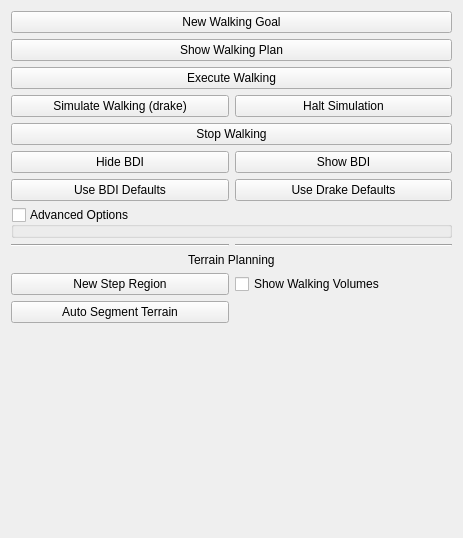
First picture: the form in software/ddapp/src/app/ddFootsteps.ui, repository openhumanoids/oh-distro, before the edit.
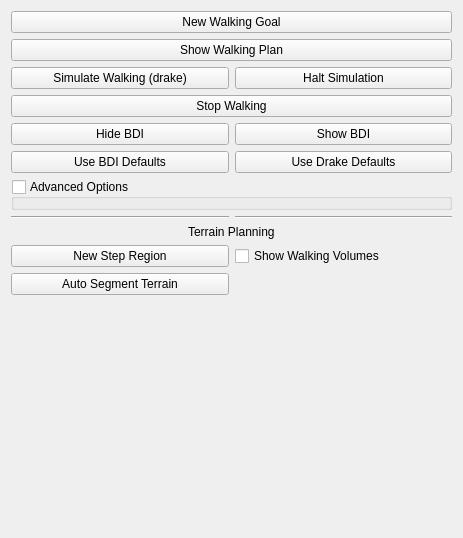
Second picture: the form after the edit.

Commit message: delete redundant "execute walking" button

Patch:
```diff
--- a/software/ddapp/src/app/ddFootsteps.ui
+++ b/software/ddapp/src/app/ddFootsteps.ui
@@ -21,7 +21,7 @@
      </property>
     </widget>
    </item>
-   <item row="7" column="1">
+   <item row="6" column="1">
     <widget class="QPushButton" name="showBDIButton">
      <property name="text">
       <string>Show BDI</string>
@@ -35,21 +35,21 @@
      </property>
     </widget>
    </item>
-   <item row="15" column="1">
+   <item row="14" column="1">
     <widget class="QCheckBox" name="showWalkingVolumesCheck">
      <property name="text">
       <string>Show Walking Volumes</string>
      </property>
     </widget>
    </item>
-   <item row="7" column="0">
+   <item row="6" column="0">
     <widget class="QPushButton" name="hideBDIButton">
      <property name="text">
       <string>Hide BDI</string>
      </property>
     </widget>
    </item>
-   <item row="17" column="0" colspan="2">
+   <item row="16" column="0" colspan="2">
     <spacer name="verticalSpacer">
      <property name="orientation">
       <enum>Qt::Vertical</enum>
@@ -62,28 +62,28 @@
      </property>
     </spacer>
    </item>
-   <item row="6" column="0" colspan="2">
+   <item row="5" column="0" colspan="2">
     <widget class="QPushButton" name="stopButton">
      <property name="text">
       <string>Stop Walking</string>
      </property>
     </widget>
    </item>
-   <item row="8" column="0">
+   <item row="7" column="0">
     <widget class="QPushButton" name="BDIDefaultsButton">
      <property name="text">
       <string>Use BDI Defaults</string>
      </property>
     </widget>
    </item>
-   <item row="8" column="1">
+   <item row="7" column="1">
     <widget class="QPushButton" name="drakeDefaultsButton">
      <property name="text">
       <string>Use Drake Defaults</string>
      </property>
     </widget>
    </item>
-   <item row="10" column="0" colspan="2">
+   <item row="9" column="0" colspan="2">
     <widget class="QGroupBox" name="paramsContainer">
      <property name="focusPolicy">
       <enum>Qt::NoFocus</enum>
@@ -99,56 +99,49 @@
      </property>
     </widget>
    </item>
-   <item row="13" column="0">
+   <item row="12" column="0">
     <widget class="Line" name="line">
      <property name="orientation">
       <enum>Qt::Horizontal</enum>
      </property>
     </widget>
    </item>
-   <item row="13" column="1">
+   <item row="12" column="1">
     <widget class="Line" name="line_2">
      <property name="orientation">
       <enum>Qt::Horizontal</enum>
      </property>
     </widget>
    </item>
-   <item row="15" column="0">
+   <item row="14" column="0">
     <widget class="QPushButton" name="newRegionSeedButton">
      <property name="text">
       <string>New Step Region</string>
      </property>
     </widget>
    </item>
-   <item row="14" column="0" colspan="2" alignment="Qt::AlignHCenter">
+   <item row="13" column="0" colspan="2" alignment="Qt::AlignHCenter">
     <widget class="QLabel" name="label">
      <property name="text">
       <string>Terrain Planning</string>
      </property>
     </widget>
    </item>
-   <item row="4" column="0" colspan="2">
-    <widget class="QPushButton" name="executeButton">
-     <property name="text">
-      <string>Execute Walking</string>
-     </property>
-    </widget>
-   </item>
-   <item row="5" column="0">
+   <item row="4" column="0">
     <widget class="QPushButton" name="simulateDrakeButton">
      <property name="text">
       <string>Simulate Walking (drake)</string>
      </property>
     </widget>
    </item>
-   <item row="5" column="1">
+   <item row="4" column="1">
     <widget class="QPushButton" name="haltSimulationDrakeButton">
      <property name="text">
       <string>Halt Simulation</string>
      </property>
     </widget>
    </item>
-   <item row="16" column="0">
+   <item row="15" column="0">
     <widget class="QPushButton" name="autoIRISSegmentationButton">
      <property name="text">
       <string>Auto Segment Terrain</string>
```
